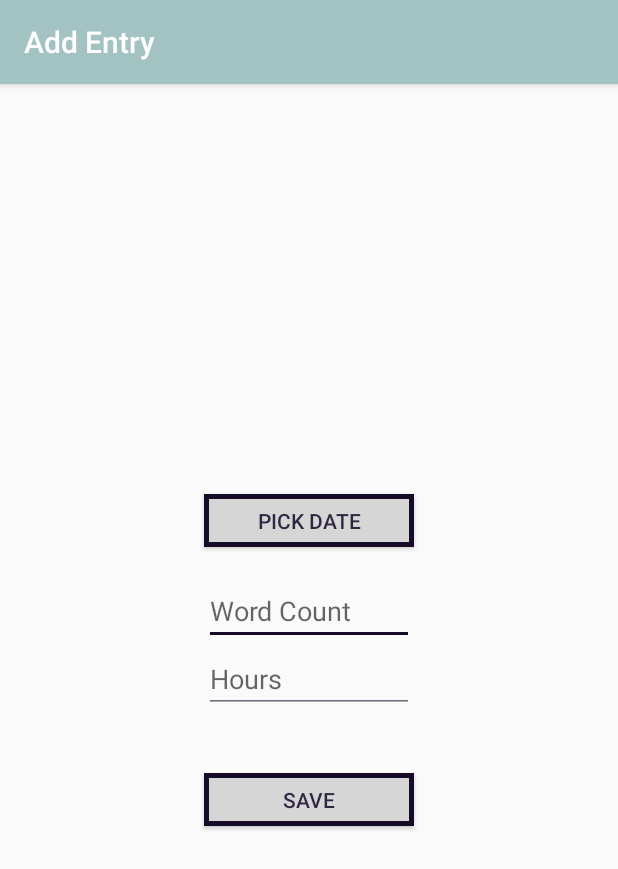
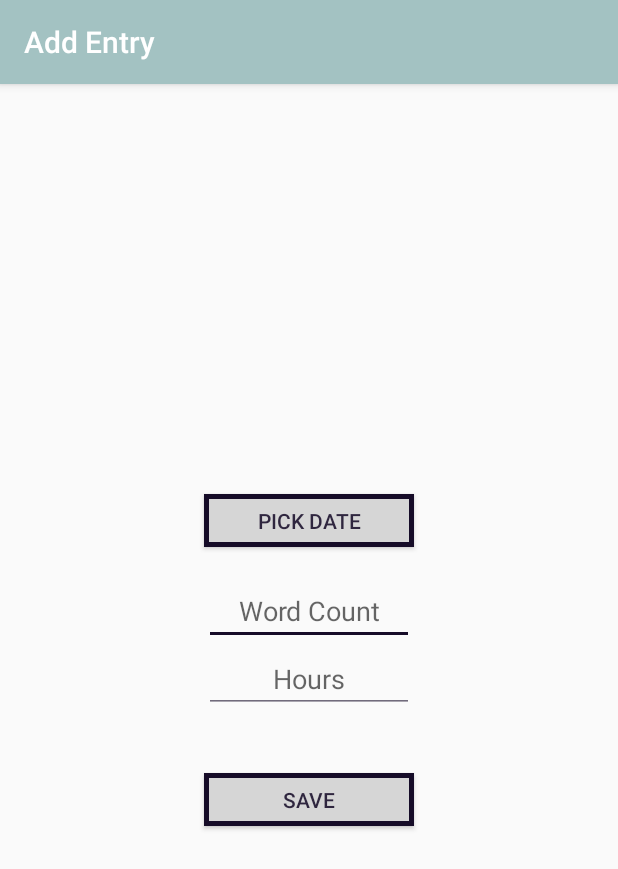
Before and after one commit to siansrd/and_studio_writetrack, an Android app: the ActivityEntry screen opened directly, with no data from a screen before it, on a phone screen of 412 x 824 dp. Shown: the top 869 px of the screen. Run offline under Robolectric (Android 15) with nearby library versions, the phone set to English and light mode, and no system bars.

```diff
--- a/app/src/main/res/layout/activity_entry.xml
+++ b/app/src/main/res/layout/activity_entry.xml
@@ -21,14 +21,16 @@
         android:layout_marginTop="20dp"
         android:id="@+id/editWordCount"
         android:inputType="number"
-        android:hint="Word Count"/>
+        android:hint="Word Count"
+        android:gravity="center"/>
 
     <EditText
         android:layout_width="140dp"
         android:layout_height="wrap_content"
         android:id="@+id/editDuration"
         android:inputType="number"
-        android:hint="Hours"/>
+        android:hint="Hours"
+        android:gravity="center"/>
 
     <Button
         android:id="@+id/save"
--- a/app/src/main/res/layout/entry_layout.xml
+++ b/app/src/main/res/layout/entry_layout.xml
@@ -19,12 +19,14 @@
                 android:id="@+id/date"
                 android:layout_width="100dp"
                 android:layout_height="25dp"
+                android:textColor="#160C28"
                 android:text="" />
 
             <TextView
                 android:id="@+id/wordCount"
                 android:layout_width="100dp"
                 android:layout_height="25dp"
+                android:textColor="#160C28"
                 android:text=""
                 android:gravity="center"/>
 
@@ -32,6 +34,7 @@
                 android:id="@+id/duration"
                 android:layout_width="100dp"
                 android:layout_height="25dp"
+                android:textColor="#160C28"
                 android:text=""
                 android:gravity="center"/>
         </TableRow>
```
Also changed, not shown: app/src/main/java/com/example/user/writetrack/ActivityJournal.java (+21 -4 lines).
